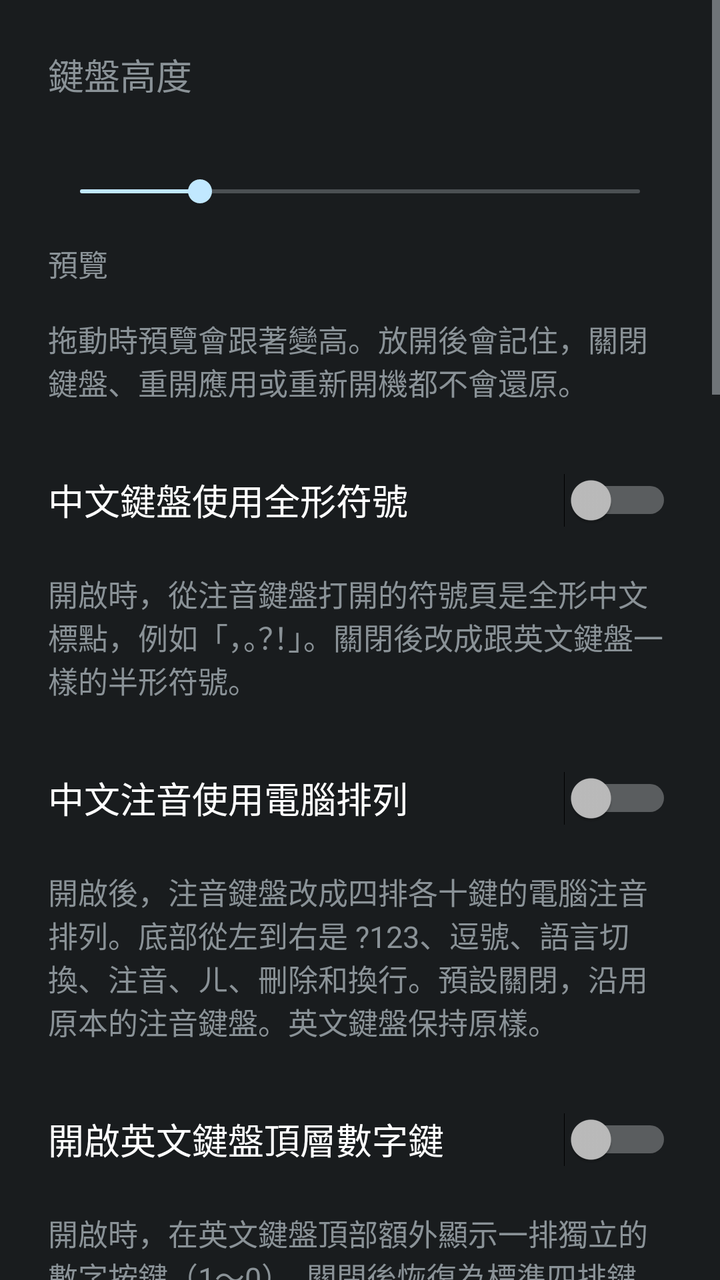
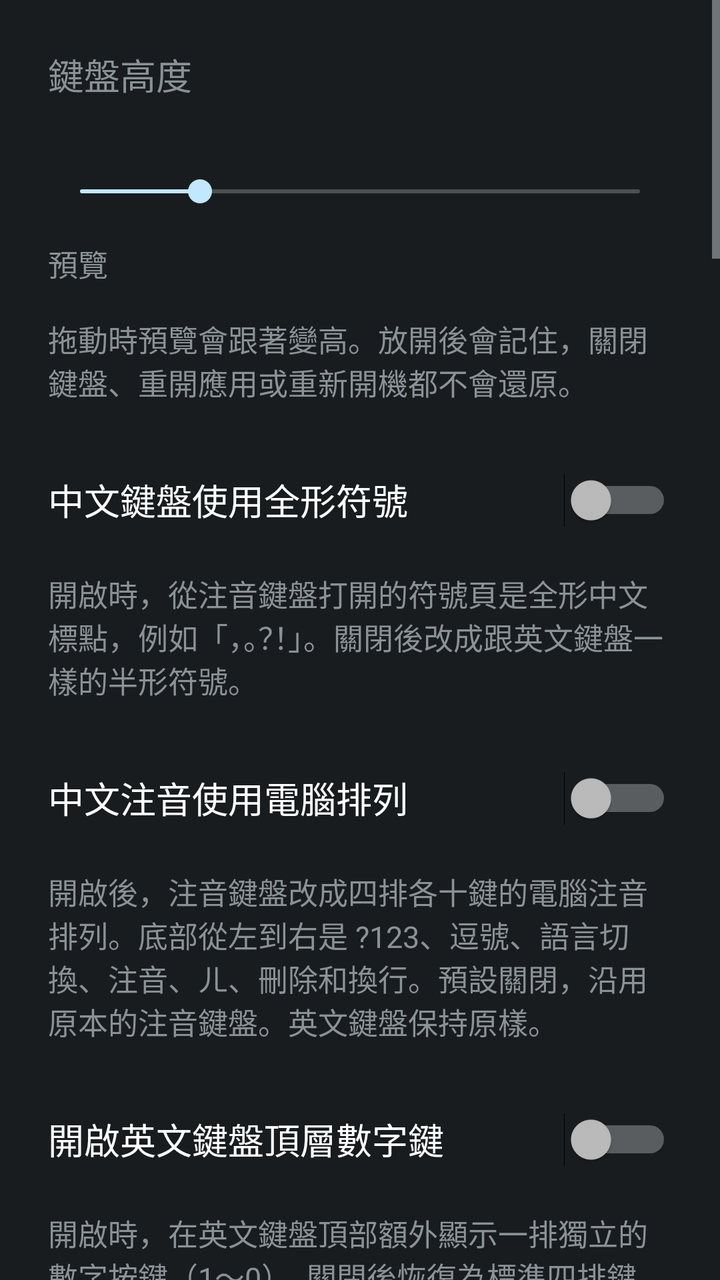

Two renders of the same Android screen: before a commit and after it. Below are the layout's source before the change and the commit's diff.
<!-- AndroidManifest.xml: application theme Theme.FsKeyboard -->
<!-- res/layout/activity_ime_settings.xml -->
<?xml version="1.0" encoding="utf-8"?>
<ScrollView xmlns:android="http://schemas.android.com/apk/res/android"
    android:id="@+id/settings_root"
    android:layout_width="match_parent"
    android:layout_height="match_parent"
    android:clipToPadding="true">

    <LinearLayout
        android:layout_width="match_parent"
        android:layout_height="wrap_content"
        android:orientation="vertical"
        android:padding="24dp">

        <TextView
            android:layout_width="match_parent"
            android:layout_height="wrap_content"
            android:text="@string/keyboard_height_label"
            android:textSize="18sp" />

        <TextView
            android:id="@+id/keyboard_height_value"
            android:layout_width="match_parent"
            android:layout_height="wrap_content"
            android:paddingTop="8dp"
            android:textSize="15sp" />

        <SeekBar
            android:id="@+id/keyboard_height"
            android:layout_width="match_parent"
            android:layout_height="wrap_content"
            android:layout_marginTop="8dp"
            android:min="36"
            android:max="64"
            android:progress="42"
            android:contentDescription="@string/keyboard_height_label" />

        <TextView
            android:layout_width="match_parent"
            android:layout_height="wrap_content"
            android:paddingTop="16dp"
            android:text="@string/keyboard_height_preview"
            android:textSize="15sp" />

        <LinearLayout
            android:id="@+id/keyboard_height_preview"
            android:layout_width="match_parent"
            android:layout_height="wrap_content"
            android:layout_marginTop="8dp"
            android:orientation="vertical"
            android:contentDescription="@string/keyboard_height_preview" />

        <TextView
            android:layout_width="match_parent"
            android:layout_height="wrap_content"
            android:paddingTop="8dp"
            android:paddingBottom="24dp"
            android:text="@string/keyboard_height_summary"
            android:textSize="15sp" />

        <Switch
            android:id="@+id/full_width_switch"
            android:layout_width="match_parent"
            android:layout_height="wrap_content"
            android:minHeight="48dp"
            android:text="@string/full_width_switch"
            android:textSize="18sp" />

        <TextView
            android:layout_width="match_parent"
            android:layout_height="wrap_content"
            android:paddingTop="12dp"
            android:paddingBottom="24dp"
            android:text="@string/full_width_summary"
            android:textSize="15sp" />

        <Switch
            android:id="@+id/zhuyin_computer_layout_switch"
            android:layout_width="match_parent"
            android:layout_height="wrap_content"
            android:minHeight="48dp"
            android:text="@string/zhuyin_computer_layout_switch"
            android:textSize="18sp" />

        <TextView
            android:id="@+id/zhuyin_computer_layout_summary"
            android:layout_width="match_parent"
            android:layout_height="wrap_content"
            android:paddingTop="12dp"
            android:paddingBottom="24dp"
            android:text="@string/zhuyin_computer_layout_summary"
            android:textSize="15sp" />

        <Switch
            android:id="@+id/latin_top_number_row_switch"
            android:layout_width="match_parent"
            android:layout_height="wrap_content"
            android:minHeight="48dp"
            android:text="@string/latin_top_number_row_switch"
            android:textSize="18sp" />

        <TextView
            android:id="@+id/latin_top_number_row_summary"
            android:layout_width="match_parent"
            android:layout_height="wrap_content"
            android:paddingTop="12dp"
            android:paddingBottom="24dp"
            android:text="@string/latin_top_number_row_summary"
            android:textSize="15sp" />

        <Switch
            android:id="@+id/latin_computer_keys_switch"
            android:layout_width="match_parent"
            android:layout_height="wrap_content"
            android:minHeight="48dp"
            android:text="@string/latin_computer_keys_switch"
            android:textSize="18sp" />

        <TextView
            android:id="@+id/latin_computer_keys_summary"
            android:layout_width="match_parent"
            android:layout_height="wrap_content"
            android:paddingTop="12dp"
            android:paddingBottom="16dp"
            android:text="@string/latin_computer_keys_summary"
            android:textSize="15sp" />

        <LinearLayout
            android:id="@+id/computer_key_editor"
            android:layout_width="match_parent"
            android:layout_height="wrap_content"
            android:orientation="vertical"
            android:paddingBottom="24dp"
            android:visibility="gone">

            <TextView
                android:id="@+id/computer_key_editor_hint"
                android:layout_width="match_parent"
                android:layout_height="wrap_content"
                android:text="@string/computer_key_editor_hint"
                android:textSize="15sp" />

            <LinearLayout
                android:id="@+id/computer_key_keyboard"
                android:layout_width="match_parent"
                android:layout_height="wrap_content"
                android:layout_marginTop="12dp"
                android:orientation="vertical" />

            <TextView
                android:id="@+id/computer_key_letter"
                android:layout_width="match_parent"
                android:layout_height="wrap_content"
                android:paddingTop="12dp"
                android:text="@string/computer_key_pick_letter"
                android:textSize="16sp" />

            <GridLayout
                android:id="@+id/computer_key_pad"
                android:layout_width="match_parent"
                android:layout_height="wrap_content"
                android:layout_marginTop="8dp"
                android:alignmentMode="alignBounds"
                android:columnCount="3" />

            <Button
                android:id="@+id/computer_key_reset"
                android:layout_width="wrap_content"
                android:layout_height="wrap_content"
                android:layout_marginTop="8dp"
                android:text="@string/computer_key_reset" />
        </LinearLayout>

        <Switch
            android:id="@+id/vibration_switch"
            android:layout_width="match_parent"
            android:layout_height="wrap_content"
            android:minHeight="48dp"
            android:text="@string/vibration_switch"
            android:textSize="18sp" />

        <TextView
            android:id="@+id/vibration_summary"
            android:layout_width="match_parent"
            android:layout_height="wrap_content"
            android:paddingTop="12dp"
            android:paddingBottom="8dp"
            android:text="@string/vibration_summary"
            android:textSize="15sp" />

        <TextView
            android:layout_width="match_parent"
            android:layout_height="wrap_content"
            android:paddingTop="8dp"
            android:text="@string/vibration_strength_label"
            android:textSize="18sp" />

        <TextView
            android:id="@+id/vibration_strength_value"
            android:layout_width="match_parent"
            android:layout_height="wrap_content"
            android:paddingTop="8dp"
            android:textSize="15sp" />

        <SeekBar
            android:id="@+id/vibration_strength"
            android:layout_width="match_parent"
            android:layout_height="wrap_content"
            android:layout_marginTop="8dp"
            android:min="0"
            android:max="100"
            android:progress="60"
            android:contentDescription="@string/vibration_strength_label" />

        <TextView
            android:layout_width="match_parent"
            android:layout_height="wrap_content"
            android:paddingTop="8dp"
            android:paddingBottom="24dp"
            android:text="@string/vibration_strength_summary"
            android:textSize="15sp" />

        <Switch
            android:id="@+id/ink_theme_switch"
            android:layout_width="match_parent"
            android:layout_height="wrap_content"
            android:minHeight="48dp"
            android:text="@string/ink_theme_switch"
            android:textSize="18sp" />

        <TextView
            android:id="@+id/ink_theme_summary"
            android:layout_width="match_parent"
            android:layout_height="wrap_content"
            android:paddingTop="12dp"
            android:paddingBottom="24dp"
            android:text="@string/ink_theme_summary"
            android:textSize="15sp" />

        <Switch
            android:id="@+id/key_preview_switch"
            android:layout_width="match_parent"
            android:layout_height="wrap_content"
            android:minHeight="48dp"
            android:text="@string/key_preview_switch"
            android:textSize="18sp" />

        <TextView
            android:id="@+id/key_preview_summary"
            android:layout_width="match_parent"
            android:layout_height="wrap_content"
            android:paddingTop="12dp"
            android:paddingBottom="24dp"
            android:text="@string/key_preview_summary"
            android:textSize="15sp" />

        <Switch
            android:id="@+id/unused_habit_switch"
            android:layout_width="match_parent"
            android:layout_height="wrap_content"
            android:minHeight="48dp"
            android:text="@string/unused_habit_switch"
            android:textSize="18sp" />

        <TextView
            android:id="@+id/unused_habit_summary"
            android:layout_width="match_parent"
            android:layout_height="wrap_content"
            android:paddingTop="12dp"
            android:paddingBottom="24dp"
            android:text="@string/unused_habit_summary"
            android:textSize="15sp" />

        <Switch
            android:id="@+id/rerank_switch"
            android:layout_width="match_parent"
            android:layout_height="wrap_content"
            android:minHeight="48dp"
            android:text="@string/rerank_switch"
            android:textSize="18sp" />

        <TextView
            android:layout_width="match_parent"
            android:layout_height="wrap_content"
            android:paddingTop="12dp"
            android:text="@string/rerank_summary"
            android:textSize="15sp" />

        <TextView
            android:id="@+id/rerank_model"
            android:layout_width="match_parent"
            android:layout_height="wrap_content"
            android:paddingTop="12dp"
            android:textSize="15sp" />

        <TextView
            android:layout_width="match_parent"
            android:layout_height="wrap_content"
            android:paddingTop="24dp"
            android:text="@string/key_latency_label"
            android:textSize="18sp" />

        <TextView
            android:id="@+id/key_latency_value"
            android:layout_width="match_parent"
            android:layout_height="wrap_content"
            android:paddingTop="8dp"
            android:textSize="15sp" />

        <TextView
            android:layout_width="match_parent"
            android:layout_height="wrap_content"
            android:paddingTop="8dp"
            android:text="@string/key_latency_summary"
            android:textSize="15sp" />

        <Button
            android:id="@+id/key_latency_reset"
            android:layout_width="wrap_content"
            android:layout_height="wrap_content"
            android:layout_marginTop="8dp"
            android:text="@string/key_latency_reset" />
    </LinearLayout>
</ScrollView>
<!-- resources referenced by this layout -->
<resources>
  <string name="computer_key_editor_hint">點一個按鍵，再點一個方向，指定快捷鍵或符號。已經用在別的按鍵上的不能再選，要先清除原本的位置。同一個按鍵的不同方向可以重複。</string>
  <string name="computer_key_pick_letter">先點選一個按鍵</string>
  <string name="computer_key_reset">還原預設</string>
  <string name="full_width_summary">開啟時，從注音鍵盤打開的符號頁是全形中文標點，例如「，。？！」。關閉後改成跟英文鍵盤一樣的半形符號。</string>
  <string name="full_width_switch">中文鍵盤使用全形符號</string>
  <string name="ink_theme_summary">較深的底色、較細的圓角，以及一圈按鍵邊框。關掉則回到原來的紙色。</string>
  <string name="ink_theme_switch">墨色按鍵</string>
  <string name="key_latency_label">按鍵延遲</string>
  <string name="key_latency_reset">清除</string>
  <string name="key_latency_summary">從手指放開到鍵盤畫出結果的時間。只留最近 200 次，鍵盤程式重開後會歸零。</string>
  <string name="key_preview_summary">開啟時，按下注音、字母或符號，會在按鍵上方短暫浮出放大的字。空白鍵、刪除和功能鍵不會出現。</string>
  <string name="key_preview_switch">按鍵懸浮提示</string>
  <string name="keyboard_height_label">鍵盤高度</string>
  <string name="keyboard_height_preview">預覽</string>
  <string name="keyboard_height_summary">拖動時預覽會跟著變高。放開後會記住，關閉鍵盤、重開應用或重新開機都不會還原。</string>
  <string name="latin_computer_keys_summary">開啟後，英文鍵盤的字母、數字、逗號、句號和刪除鍵可以往八個方向滑出快捷鍵或符號。左下角點一下是 Ctrl，語言鍵點一下切換注音，語言鍵往左上滑是 Alt，語言鍵往右下滑是 Fn，逗號往左上滑是反引號，逗號往右下滑是 ⌘。Fn 加上 1 到 9 是 F1 到 F9，0 是 F10，o 是 F11，p 是 F12。這些點一下或滑一下只加在下一個按鍵上，再做一次就取消。按住 Ctrl、Alt、Fn、⌘、Home 或 End 時會像方向鍵一樣持續送出。修飾鍵按住約 0.4 秒後放開則保持按下，再點一次原來的按鍵才取消。滑向沒有設定的方向不會打出字。字母、數字、逗號和句號按住不放會連續打出。</string>
  <string name="latin_computer_keys_switch">英文鍵盤電腦特殊鍵</string>
  <string name="latin_top_number_row_summary">開啟時，在英文鍵盤頂部額外顯示一排獨立的數字按鍵（1～0）。關閉後恢復為標準四排鍵盤。</string>
  <string name="latin_top_number_row_switch">開啟英文鍵盤頂層數字鍵</string>
  <string name="rerank_summary">用游標前最近 20 字，對最多 9 個候選重新排序。超過 50ms 或模型出錯就改回原本順序。</string>
  <string name="rerank_switch">神經重排</string>
  <string name="unused_habit_summary">同一個慣用詞累積出現二十次都沒被選到，就忘掉這個習慣。預設開啟。</string>
  <string name="unused_habit_switch">未使用的慣用詞自動忘掉</string>
  <string name="vibration_strength_label">按鍵震動強度</string>
  <string name="vibration_strength_summary">往右較強，往左較弱。拖動時會以這個強度震一下。游標滑動的震動不跟著變。</string>
  <string name="vibration_summary">開啟時，按下按鍵或滑動游標時會產生觸覺震動回饋。關閉後不震動。</string>
  <string name="vibration_switch">按鍵振動回饋</string>
  <string name="zhuyin_computer_layout_summary">開啟後，注音鍵盤改成四排各十鍵的電腦注音排列。底部從左到右是 ?123、逗號、語言切換、注音、ㄦ、刪除和換行。預設關閉，沿用原本的注音鍵盤。英文鍵盤保持原樣。</string>
  <string name="zhuyin_computer_layout_switch">中文注音使用電腦排列</string>
  <style name="Theme.FsKeyboard" parent="android:Theme.DeviceDefault" />
</resources>

<!-- the commit's change to res/layout/activity_ime_settings.xml (unified diff, before → after) -->
@@ -236,6 +236,189 @@
             android:text="@string/ink_theme_summary"
             android:textSize="15sp" />
 
+        <TextView
+            android:layout_width="match_parent"
+            android:layout_height="wrap_content"
+            android:paddingTop="8dp"
+            android:text="@string/appearance_section"
+            android:textSize="18sp" />
+
+        <Button
+            android:id="@+id/appearance_background_color"
+            android:layout_width="match_parent"
+            android:layout_height="wrap_content"
+            android:layout_marginTop="8dp"
+            android:text="@string/appearance_background_color" />
+
+        <TextView
+            android:layout_width="match_parent"
+            android:layout_height="wrap_content"
+            android:paddingTop="8dp"
+            android:text="@string/appearance_alpha_label"
+            android:textSize="18sp" />
+
+        <TextView
+            android:id="@+id/appearance_alpha_value"
+            android:layout_width="match_parent"
+            android:layout_height="wrap_content"
+            android:paddingTop="8dp"
+            android:textSize="15sp" />
+
+        <SeekBar
+            android:id="@+id/appearance_alpha"
+            android:layout_width="match_parent"
+            android:layout_height="wrap_content"
+            android:layout_marginTop="8dp"
+            android:min="0"
+            android:max="100"
+            android:progress="100"
+            android:contentDescription="@string/appearance_alpha_label" />
+
+        <TextView
+            android:id="@+id/appearance_alpha_summary"
+            android:layout_width="match_parent"
+            android:layout_height="wrap_content"
+            android:paddingTop="8dp"
+            android:paddingBottom="8dp"
+            android:text="@string/appearance_alpha_summary"
+            android:textSize="15sp" />
+
+        <Button
+            android:id="@+id/appearance_image_pick"
+            android:layout_width="match_parent"
+            android:layout_height="wrap_content"
+            android:text="@string/appearance_image_pick" />
+
+        <Button
+            android:id="@+id/appearance_image_clear"
+            android:layout_width="match_parent"
+            android:layout_height="wrap_content"
+            android:text="@string/appearance_image_clear"
+            android:visibility="gone" />
+
+        <Button
+            android:id="@+id/appearance_key_fill"
+            android:layout_width="match_parent"
+            android:layout_height="wrap_content"
+            android:text="@string/appearance_key_fill" />
+
+        <Switch
+            android:id="@+id/appearance_key_border"
+            android:layout_width="match_parent"
+            android:layout_height="wrap_content"
+            android:minHeight="48dp"
+            android:text="@string/appearance_key_border"
+            android:textSize="18sp" />
+
+        <Button
+            android:id="@+id/appearance_key_border_color"
+            android:layout_width="match_parent"
+            android:layout_height="wrap_content"
+            android:text="@string/appearance_key_border_color" />
+
+        <Button
+            android:id="@+id/appearance_key_label"
+            android:layout_width="match_parent"
+            android:layout_height="wrap_content"
+            android:text="@string/appearance_key_label" />
+
+        <TextView
+            android:layout_width="match_parent"
+            android:layout_height="wrap_content"
+            android:paddingTop="8dp"
+            android:text="@string/appearance_animation_label"
+            android:textSize="18sp" />
+
+        <RadioGroup
+            android:id="@+id/appearance_animation"
+            android:layout_width="match_parent"
+            android:layout_height="wrap_content">
+
+            <RadioButton
+                android:id="@+id/appearance_animation_none"
+                android:layout_width="match_parent"
+                android:layout_height="wrap_content"
+                android:minHeight="48dp"
+                android:text="@string/appearance_animation_none" />
+
+            <RadioButton
+                android:id="@+id/appearance_animation_pop"
+                android:layout_width="match_parent"
+                android:layout_height="wrap_content"
+                android:minHeight="48dp"
+                android:text="@string/appearance_animation_pop" />
+
+            <RadioButton
+                android:id="@+id/appearance_animation_ripple"
+                android:layout_width="match_parent"
+                android:layout_height="wrap_content"
+                android:minHeight="48dp"
+                android:text="@string/appearance_animation_ripple" />
+
+            <RadioButton
+                android:id="@+id/appearance_animation_flash"
+                android:layout_width="match_parent"
+                android:layout_height="wrap_content"
+                android:minHeight="48dp"
+                android:text="@string/appearance_animation_flash" />
+
+            <RadioButton
+                android:id="@+id/appearance_animation_sink"
+                android:layout_width="match_parent"
+                android:layout_height="wrap_content"
+                android:minHeight="48dp"
+                android:text="@string/appearance_animation_sink" />
+        </RadioGroup>
+
+        <Button
+            android:id="@+id/appearance_candidate_bar"
+            android:layout_width="match_parent"
+            android:layout_height="wrap_content"
+            android:text="@string/appearance_candidate_bar" />
+
+        <Button
+            android:id="@+id/appearance_candidate_selected"
+            android:layout_width="match_parent"
+            android:layout_height="wrap_content"
+            android:text="@string/appearance_candidate_selected" />
+
+        <Button
+            android:id="@+id/appearance_candidate_unselected"
+            android:layout_width="match_parent"
+            android:layout_height="wrap_content"
+            android:text="@string/appearance_candidate_unselected" />
+
+        <Button
+            android:id="@+id/appearance_candidate_text"
+            android:layout_width="match_parent"
+            android:layout_height="wrap_content"
+            android:text="@string/appearance_candidate_text" />
+
+        <TextView
+            android:id="@+id/appearance_contrast_note"
+            android:layout_width="match_parent"
+            android:layout_height="wrap_content"
+            android:paddingTop="12dp"
+            android:paddingBottom="8dp"
+            android:text="@string/appearance_contrast_note"
+            android:textSize="15sp"
+            android:visibility="gone" />
+
+        <Button
+            android:id="@+id/appearance_reset"
+            android:layout_width="match_parent"
+            android:layout_height="wrap_content"
+            android:text="@string/appearance_reset" />
+
+        <TextView
+            android:id="@+id/appearance_reset_summary"
+            android:layout_width="match_parent"
+            android:layout_height="wrap_content"
+            android:paddingTop="12dp"
+            android:paddingBottom="24dp"
+            android:text="@string/appearance_reset_summary"
+            android:textSize="15sp" />
+
         <Switch
             android:id="@+id/key_preview_switch"
             android:layout_width="match_parent"
<!-- resource entries referenced after the edit -->
@@ -1,5 +1,28 @@
 <!-- resources referenced by this layout -->
 <resources>
+  <string name="appearance_alpha_label">鍵盤透明度</string>
+  <string name="appearance_alpha_summary">往左更透明，往右不透明。只影響鍵盤底色與背景圖，按鍵文字維持不透明。預設是完全不透明。</string>
+  <string name="appearance_animation_flash">閃白</string>
+  <string name="appearance_animation_label">按鍵動畫</string>
+  <string name="appearance_animation_none">無</string>
+  <string name="appearance_animation_pop">放大</string>
+  <string name="appearance_animation_ripple">波紋</string>
+  <string name="appearance_animation_sink">下沉</string>
+  <string name="appearance_background_color">鍵盤底色</string>
+  <string name="appearance_candidate_bar">組字區背景</string>
+  <string name="appearance_candidate_selected">組字區選中方塊</string>
+  <string name="appearance_candidate_text">組字區文字顏色</string>
+  <string name="appearance_candidate_unselected">組字區未選中方塊</string>
+  <string name="appearance_contrast_note">字色與底色太接近，會自動加上對比描邊，仍然儲存你選的顏色。</string>
+  <string name="appearance_image_clear">移除圖片</string>
+  <string name="appearance_image_pick">選擇圖片</string>
+  <string name="appearance_key_border">按鍵邊框</string>
+  <string name="appearance_key_border_color">按鍵邊框顏色</string>
+  <string name="appearance_key_fill">按鍵顏色</string>
+  <string name="appearance_key_label">按鍵文字顏色</string>
+  <string name="appearance_reset">還原外觀預設</string>
+  <string name="appearance_reset_summary">還原按鍵與組字區的顏色、透明度、背景圖和動畫。墨色按鍵開關不變。</string>
+  <string name="appearance_section">鍵盤外觀</string>
   <string name="computer_key_editor_hint">點一個按鍵，再點一個方向，指定快捷鍵或符號。已經用在別的按鍵上的不能再選，要先清除原本的位置。同一個按鍵的不同方向可以重複。</string>
   <string name="computer_key_pick_letter">先點選一個按鍵</string>
   <string name="computer_key_reset">還原預設</string>
